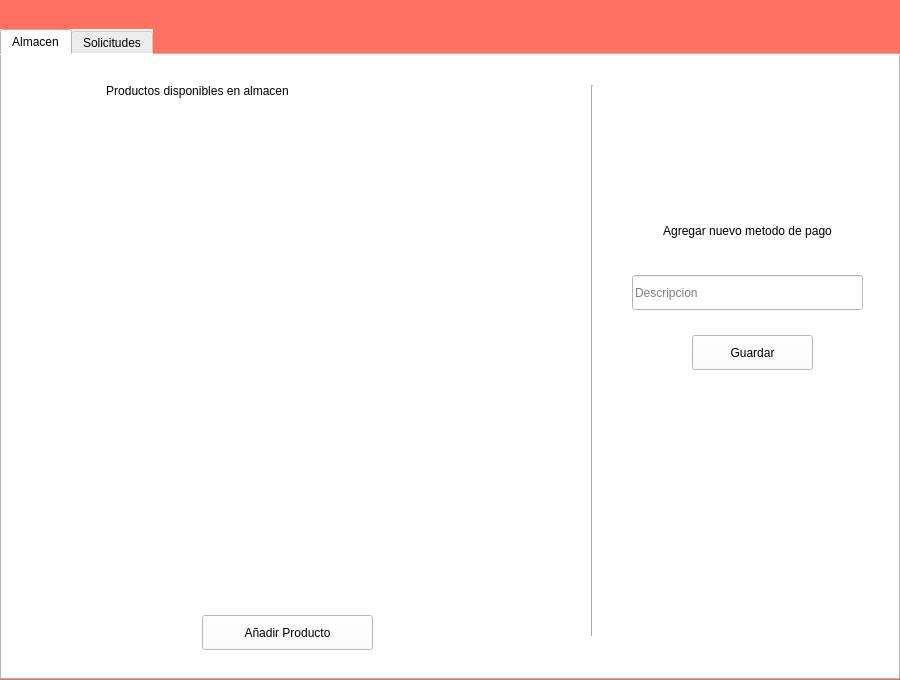
This is pantalla_proveedor.ui in barreto-exe/Delivender as Qt 5 draws it before an edit. The edited form follows.
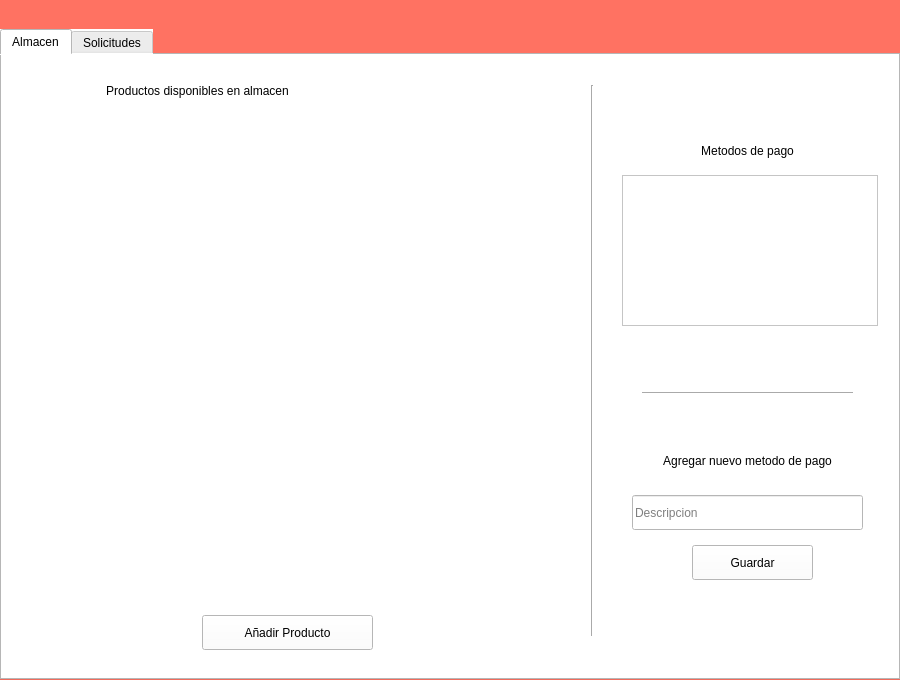
This is the edited form.

```diff
--- a/pantalla_proveedor.ui
+++ b/pantalla_proveedor.ui
@@ -79,7 +79,7 @@
        <property name="geometry">
         <rect>
          <x>690</x>
-         <y>280</y>
+         <y>490</y>
          <width>121</width>
          <height>35</height>
         </rect>
@@ -105,7 +105,7 @@
        <property name="geometry">
         <rect>
          <x>620</x>
-         <y>160</y>
+         <y>390</y>
          <width>251</width>
          <height>31</height>
         </rect>
@@ -127,7 +127,7 @@
        <property name="geometry">
         <rect>
          <x>630</x>
-         <y>220</y>
+         <y>440</y>
          <width>231</width>
          <height>35</height>
         </rect>
@@ -158,6 +158,51 @@
         <bool>true</bool>
        </property>
       </widget>
+      <widget class="QListWidget" name="listaPago">
+       <property name="geometry">
+        <rect>
+         <x>620</x>
+         <y>120</y>
+         <width>256</width>
+         <height>151</height>
+        </rect>
+       </property>
+      </widget>
+      <widget class="QLabel" name="label_4">
+       <property name="geometry">
+        <rect>
+         <x>610</x>
+         <y>80</y>
+         <width>271</width>
+         <height>31</height>
+        </rect>
+       </property>
+       <property name="styleSheet">
+        <string notr="true">font: 75 14pt &quot;Quicksand Medium&quot;;</string>
+       </property>
+       <property name="text">
+        <string>Metodos de pago</string>
+       </property>
+       <property name="alignment">
+        <set>Qt::AlignCenter</set>
+       </property>
+       <property name="wordWrap">
+        <bool>true</bool>
+       </property>
+      </widget>
+      <widget class="Line" name="line_2">
+       <property name="geometry">
+        <rect>
+         <x>640</x>
+         <y>330</y>
+         <width>211</width>
+         <height>16</height>
+        </rect>
+       </property>
+       <property name="orientation">
+        <enum>Qt::Horizontal</enum>
+       </property>
+      </widget>
      </widget>
      <widget class="QWidget" name="solicitudes">
       <attribute name="title">
```
